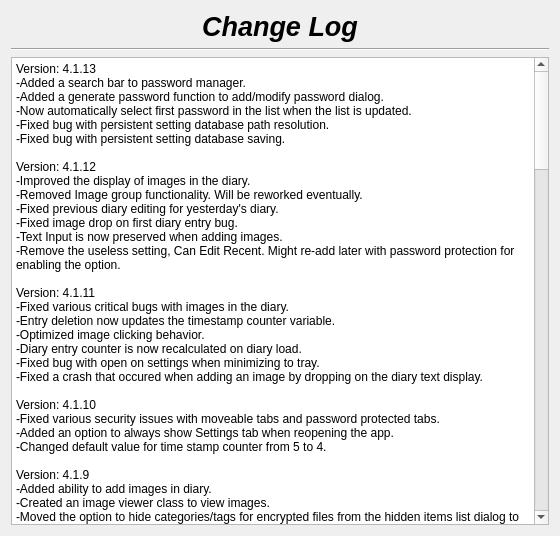
The window that changelog.ui (therealMaPMaKeR/MMDiary) describes before a commit, drawn with Qt 5.
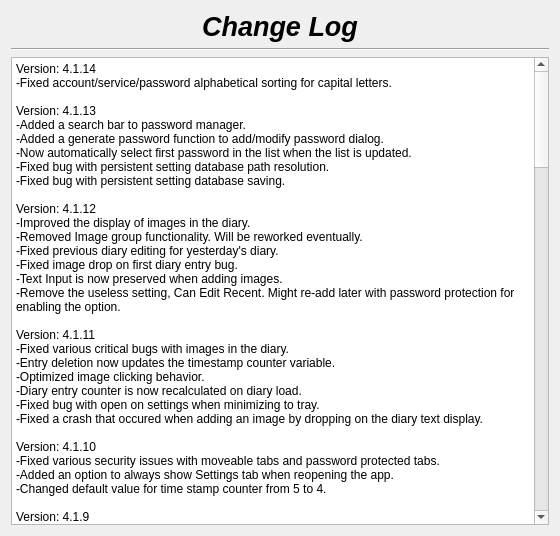
The same window after the commit.

Commit message: fixed alphabetical sorting for password manager

```diff
--- a/changelog.ui
+++ b/changelog.ui
@@ -55,6 +55,9 @@
 li.unchecked::marker { content: &quot;\2610&quot;; }
 li.checked::marker { content: &quot;\2612&quot;; }
 &lt;/style&gt;&lt;/head&gt;&lt;body style=&quot; font-family:'Segoe UI'; font-size:9pt; font-weight:400; font-style:normal;&quot;&gt;
+&lt;p style=&quot; margin-top:0px; margin-bottom:0px; margin-left:0px; margin-right:0px; -qt-block-indent:0; text-indent:0px;&quot;&gt;Version: 4.1.14&lt;/p&gt;
+&lt;p style=&quot; margin-top:0px; margin-bottom:0px; margin-left:0px; margin-right:0px; -qt-block-indent:0; text-indent:0px;&quot;&gt;-Fixed account/service/password alphabetical sorting for capital letters.&lt;/p&gt;
+&lt;p style=&quot;-qt-paragraph-type:empty; margin-top:0px; margin-bottom:0px; margin-left:0px; margin-right:0px; -qt-block-indent:0; text-indent:0px;&quot;&gt;&lt;br /&gt;&lt;/p&gt;
 &lt;p style=&quot; margin-top:0px; margin-bottom:0px; margin-left:0px; margin-right:0px; -qt-block-indent:0; text-indent:0px;&quot;&gt;Version: 4.1.13&lt;br /&gt;-Added a search bar to password manager.&lt;br /&gt;-Added a generate password function to add/modify password dialog.&lt;/p&gt;
 &lt;p style=&quot; margin-top:0px; margin-bottom:0px; margin-left:0px; margin-right:0px; -qt-block-indent:0; text-indent:0px;&quot;&gt;-Now automatically select first password in the list when the list is updated.&lt;/p&gt;
 &lt;p style=&quot; margin-top:0px; margin-bottom:0px; margin-left:0px; margin-right:0px; -qt-block-indent:0; text-indent:0px;&quot;&gt;-Fixed bug with persistent setting database path resolution.&lt;/p&gt;
```
The commit also changes 2 other files.
